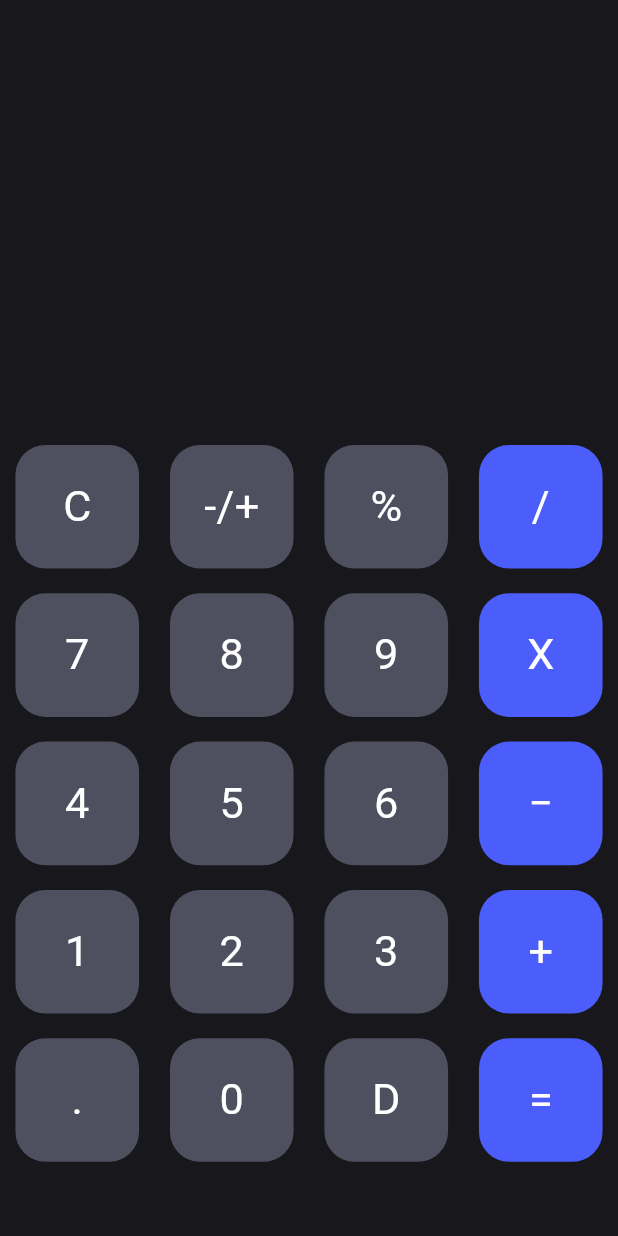
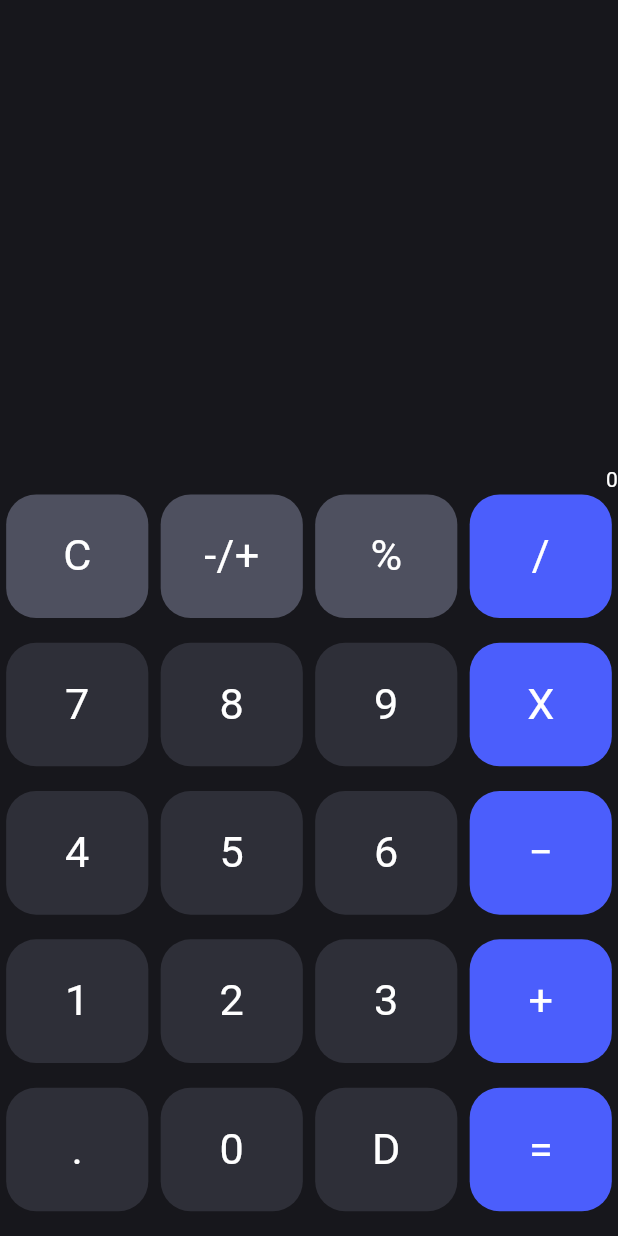
Before and after one commit to amr882/calculator_app, a Flutter app: the screen it shows after launch, on a phone screen of 412 x 824 dp. Run offline on Flutter 3.47's test engine with Material 3 defaults, Android fonts, the phone set to English and light mode, and no system bars; our stand-ins replace sizer.

Commit message:
added som responsive

```diff
--- a/lib/components/calc_button.dart
+++ b/lib/components/calc_button.dart
@@ -13,8 +13,8 @@ class CalcButton extends StatelessWidget {
     return GestureDetector(
       onTap: onTap,
       child: Container(
-        width: 20.w,
-        height: 20.w,
+        width: 23.w,
+        height: 10.h,
         decoration: BoxDecoration(
             color: color, borderRadius: BorderRadius.circular(20)),
         child: Center(
--- a/lib/view/home_page.dart
+++ b/lib/view/home_page.dart
@@ -1,6 +1,5 @@
 import 'package:calculator/components/calc_button.dart';
 import 'package:flutter/material.dart';
-import 'package:function_tree/function_tree.dart';
 import 'package:sizer/sizer.dart';
 
 class HomePage extends StatefulWidget {
@@ -12,25 +11,43 @@ class HomePage extends StatefulWidget {
 
 class _HomePageState extends State<HomePage> {
   String res = "0";
-  String exp = "5*5";
+  String exp = "0";
   addExp(String num) {
     setState(() {
+      if (exp == "0") {
+        exp = "";
         exp = exp + num;
+      } else {
+        exp = exp + num;
+      }
       print(exp);
     });
   }
 
   @override
   Widget build(BuildContext context) {
+    return LayoutBuilder(
+      builder: (BuildContext context, BoxConstraints constraints) {
+        return Sizer(
+          builder: (context, orientation, deviceType) {
             return Scaffold(
                 backgroundColor: const Color(0xff17171c),
-      body: Center(
+                body: Padding(
+                  padding:  EdgeInsets.symmetric(vertical: 2.h),
                   child: Column(
-          mainAxisAlignment: MainAxisAlignment.center,
+                      mainAxisAlignment: MainAxisAlignment.spaceBetween,
                       children: [
                         // first row
-            SizedBox(
-              height: 30.h,
+                        Expanded(
+                          child: SizedBox(
+                            child: Align(
+                              alignment: Alignment.bottomRight,
+                              child: Text(
+                                exp,
+                                style: const TextStyle(color: Colors.white),
+                              ),
+                            ),
+                          ),
                         ),
                         SizedBox(
                           child: Column(
@@ -43,7 +60,7 @@ class _HomePageState extends State<HomePage> {
                                     exp: "C",
                                     onTap: () {
                                       setState(() {
-                            exp = " ";
+                                        exp = "0";
                                       });
                                     },
                                   ),
@@ -79,21 +96,21 @@ class _HomePageState extends State<HomePage> {
                                 mainAxisAlignment: MainAxisAlignment.spaceAround,
                                 children: [
                                   CalcButton(
-                        color: const Color(0xff4e505f),
+                                    color: const Color(0xff2e2f38),
                                     exp: "7",
                                     onTap: () {
                                       addExp("7");
                                     },
                                   ),
                                   CalcButton(
-                        color: const Color(0xff4e505f),
+                                    color: const Color(0xff2e2f38),
                                     exp: "8",
                                     onTap: () {
                                       addExp("8");
                                     },
                                   ),
                                   CalcButton(
-                        color: const Color(0xff4e505f),
+                                    color: const Color(0xff2e2f38),
                                     exp: "9",
                                     onTap: () {
                                       addExp("9");
@@ -117,21 +134,21 @@ class _HomePageState extends State<HomePage> {
                                 mainAxisAlignment: MainAxisAlignment.spaceAround,
                                 children: [
                                   CalcButton(
-                        color: const Color(0xff4e505f),
+                                    color: const Color(0xff2e2f38),
                                     exp: "4",
                                     onTap: () {
                                       addExp("4");
                                     },
                                   ),
                                   CalcButton(
-                        color: const Color(0xff4e505f),
+                                    color: const Color(0xff2e2f38),
                                     exp: "5",
                                     onTap: () {
                                       addExp("5");
                                     },
                                   ),
                                   CalcButton(
-                        color: const Color(0xff4e505f),
+                                    color: const Color(0xff2e2f38),
                                     exp: "6",
                                     onTap: () {
                                       addExp("6");
@@ -154,21 +171,21 @@ class _HomePageState extends State<HomePage> {
                                 mainAxisAlignment: MainAxisAlignment.spaceAround,
                                 children: [
                                   CalcButton(
-                        color: const Color(0xff4e505f),
+                                    color: const Color(0xff2e2f38),
                                     exp: "1",
                                     onTap: () {
                                       addExp("1");
                                     },
                                   ),
                                   CalcButton(
-                        color: const Color(0xff4e505f),
+                                    color: const Color(0xff2e2f38),
                                     exp: "2",
                                     onTap: () {
                                       addExp("2");
                                     },
                                   ),
                                   CalcButton(
-                        color: const Color(0xff4e505f),
+                                    color: const Color(0xff2e2f38),
                                     exp: "3",
                                     onTap: () {
                                       addExp("3");
@@ -192,21 +209,21 @@ class _HomePageState extends State<HomePage> {
                                 mainAxisAlignment: MainAxisAlignment.spaceAround,
                                 children: [
                                   CalcButton(
-                        color: const Color(0xff4e505f),
+                                    color: const Color(0xff2e2f38),
                                     exp: ".",
                                     onTap: () {
                                       addExp(".");
                                     },
                                   ),
                                   CalcButton(
-                        color: const Color(0xff4e505f),
+                                    color: const Color(0xff2e2f38),
                                     exp: "0",
                                     onTap: () {
                                       addExp("0");
                                     },
                                   ),
                                   CalcButton(
-                        color: const Color(0xff4e505f),
+                                    color: const Color(0xff2e2f38),
                                     exp: "D",
                                     onTap: () {
                                       // delete num
@@ -224,9 +241,11 @@ class _HomePageState extends State<HomePage> {
                             ],
                           ),
                         )
-          ],
-        ),
-      ),
+                      ]),
+                ));
+          },
+        );
+      },
     );
   }
 }
```
Lines whose indentation alone changed are shown as unchanged.
